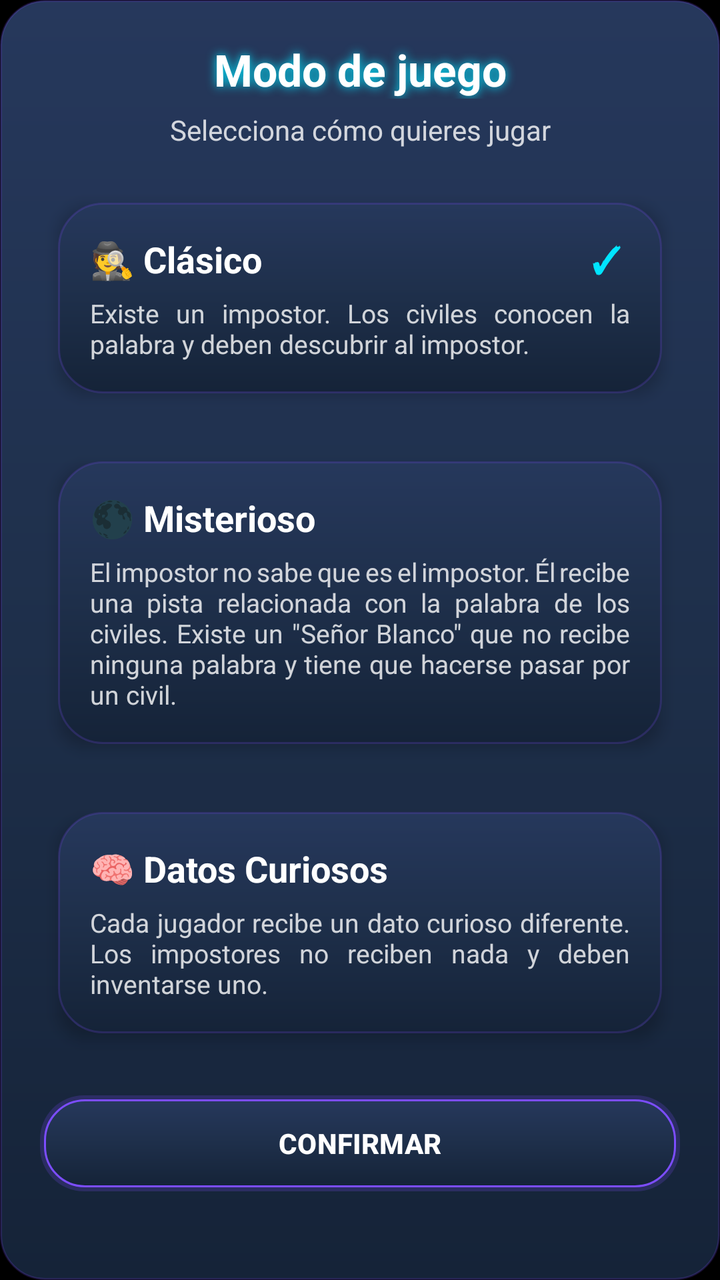
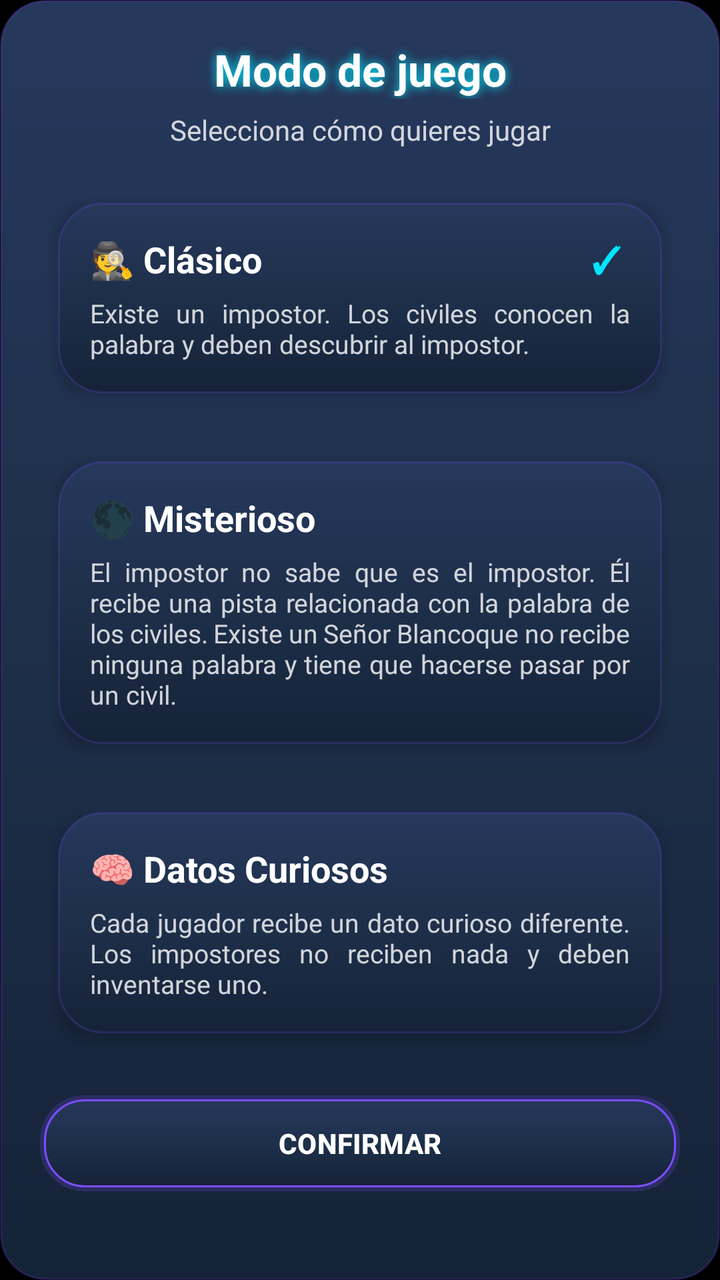

Compare the two renders of this Android layout. The source of the first and the diff that turns it into the second are given below.
<!-- AndroidManifest.xml: application theme Theme.ImpostorGame -->
<!-- res/layout/bottomsheet_select_game_mode.xml -->
<?xml version="1.0" encoding="utf-8"?>
<LinearLayout xmlns:android="http://schemas.android.com/apk/res/android"
    xmlns:app="http://schemas.android.com/apk/res-auto"
    android:id="@+id/rootBottomSheet"
    android:layout_width="match_parent"
    android:layout_height="wrap_content"
    android:orientation="vertical"
    android:padding="20dp"
    android:background="@drawable/bg_card_main">

    <TextView
        android:layout_width="match_parent"
        android:layout_height="wrap_content"
        android:layout_marginBottom="6dp"
        android:gravity="center"
        android:text="Modo de juego"
        android:textColor="@android:color/white"
        android:textSize="22sp"
        android:textStyle="bold"
        android:shadowColor="#00E5FF"
        android:shadowDx="0"
        android:shadowDy="0"
        android:shadowRadius="12" />

    <TextView
        android:layout_width="match_parent"
        android:layout_height="wrap_content"
        android:layout_marginBottom="16dp"
        android:gravity="center"
        android:text="Selecciona cómo quieres jugar"
        android:textColor="#CCFFFFFF"
        android:textSize="14sp" />

    
    <androidx.cardview.widget.CardView
        android:id="@+id/cardModoClasico"
        android:layout_width="match_parent"
        android:layout_height="wrap_content"
        android:layout_marginBottom="12dp"
        android:clickable="true"
        android:focusable="true"
        app:cardCornerRadius="16dp"
        app:cardElevation="4dp"
        app:cardUseCompatPadding="true"
        app:cardBackgroundColor="@android:color/transparent">

        <LinearLayout
            android:layout_width="match_parent"
            android:layout_height="wrap_content"
            android:orientation="vertical"
            android:padding="16dp"
            android:background="@drawable/bg_card_main">

            <LinearLayout
                android:layout_width="match_parent"
                android:layout_height="wrap_content"
                android:orientation="horizontal"
                android:gravity="center_vertical">

                <TextView
                    android:layout_width="0dp"
                    android:layout_height="wrap_content"
                    android:layout_weight="1"
                    android:text="🕵️ Clásico"
                    android:textColor="@android:color/white"
                    android:textSize="18sp"
                    android:textStyle="bold" />

                <TextView
                    android:id="@+id/iconCheckClasico"
                    android:layout_width="24dp"
                    android:layout_height="24dp"
                    android:text="✓"
                    android:textSize="18sp"
                    android:textColor="#00E5FF"
                    android:textStyle="bold"
                    android:gravity="center"
                    android:visibility="visible" />

            </LinearLayout>

            <TextView
                android:layout_width="match_parent"
                android:layout_height="wrap_content"
                android:layout_marginTop="6dp"
                android:justificationMode="inter_word"
                android:text="Existe un impostor. Los civiles conocen la palabra y deben descubrir al impostor."
                android:textColor="#CCFFFFFF"
                android:textSize="13sp" />

        </LinearLayout>
    </androidx.cardview.widget.CardView>

    
    <androidx.cardview.widget.CardView
        android:id="@+id/cardModoMisterioso"
        android:layout_width="match_parent"
        android:layout_height="wrap_content"
        android:layout_marginBottom="12dp"
        android:clickable="true"
        android:focusable="true"
        app:cardCornerRadius="16dp"
        app:cardElevation="4dp"
        app:cardUseCompatPadding="true"
        app:cardBackgroundColor="@android:color/transparent">

        <LinearLayout
            android:layout_width="match_parent"
            android:layout_height="wrap_content"
            android:orientation="vertical"
            android:padding="16dp"
            android:background="@drawable/bg_card_main">

            <LinearLayout
                android:layout_width="match_parent"
                android:layout_height="wrap_content"
                android:orientation="horizontal"
                android:gravity="center_vertical">

                <TextView
                    android:layout_width="0dp"
                    android:layout_height="wrap_content"
                    android:layout_weight="1"
                    android:text="🌑 Misterioso"
                    android:textColor="@android:color/white"
                    android:textSize="18sp"
                    android:textStyle="bold" />

                <TextView
                    android:id="@+id/iconCheckMisterioso"
                    android:layout_width="24dp"
                    android:layout_height="24dp"
                    android:text="✓"
                    android:textSize="18sp"
                    android:textColor="#00E5FF"
                    android:textStyle="bold"
                    android:gravity="center"
                    android:visibility="gone" />

            </LinearLayout>

            <TextView
                android:layout_width="match_parent"
                android:layout_height="wrap_content"
                android:justificationMode="inter_word"
                android:layout_marginTop="6dp"
                android:text="El impostor no sabe que es el impostor. Él recibe una pista relacionada con la palabra de los civiles. Existe un &quot;Señor Blanco&quot; que no recibe ninguna palabra y tiene que hacerse pasar por un civil."
                android:textColor="#CCFFFFFF"
                android:textSize="13sp" />

        </LinearLayout>
    </androidx.cardview.widget.CardView>

    
    <androidx.cardview.widget.CardView
        android:id="@+id/cardModoDatosCuriosos"
        android:layout_width="match_parent"
        android:layout_height="wrap_content"
        android:layout_marginBottom="12dp"
        android:clickable="true"
        android:focusable="true"
        app:cardCornerRadius="16dp"
        app:cardElevation="4dp"
        app:cardUseCompatPadding="true"
        app:cardBackgroundColor="@android:color/transparent">

        <LinearLayout
            android:layout_width="match_parent"
            android:layout_height="wrap_content"
            android:orientation="vertical"
            android:padding="16dp"
            android:background="@drawable/bg_card_main">

            <LinearLayout
                android:layout_width="match_parent"
                android:layout_height="wrap_content"
                android:orientation="horizontal"
                android:gravity="center_vertical">

                <TextView
                    android:layout_width="0dp"
                    android:layout_height="wrap_content"
                    android:layout_weight="1"
                    android:text="🧠 Datos Curiosos"
                    android:textColor="@android:color/white"
                    android:textSize="18sp"
                    android:textStyle="bold" />

                <TextView
                    android:id="@+id/iconCheckDatosCuriosos"
                    android:layout_width="24dp"
                    android:layout_height="24dp"
                    android:text="✓"
                    android:textSize="18sp"
                    android:textColor="#00E5FF"
                    android:textStyle="bold"
                    android:gravity="center"
                    android:visibility="gone" />

            </LinearLayout>

            <TextView
                android:layout_width="match_parent"
                android:layout_height="wrap_content"
                android:layout_marginTop="6dp"
                android:justificationMode="inter_word"
                android:text="Cada jugador recibe un dato curioso diferente. Los impostores no reciben nada y deben inventarse uno."
                android:textColor="#CCFFFFFF"
                android:textSize="13sp" />

        </LinearLayout>
    </androidx.cardview.widget.CardView>

    <Space android:layout_width="match_parent" android:layout_height="8dp" />

    <Button
        android:id="@+id/btnConfirmModo"
        android:layout_width="match_parent"
        android:layout_height="48dp"
        android:text="Confirmar"
        android:textAllCaps="true"
        android:textColor="@android:color/white"
        android:textStyle="bold"
        android:background="@drawable/btn_neon"
        android:backgroundTint="@null"
        app:backgroundTint="@null" />

    <Space android:layout_width="wrap_content" android:layout_height="60dp" />

</LinearLayout>
<!-- resources referenced by this layout -->
<resources>
  <!-- drawable bg_card_main (drawable) -->
  <?xml version="1.0" encoding="utf-8"?>
  <shape xmlns:android="http://schemas.android.com/apk/res/android">
  
      
      <gradient
          android:type="linear"
          android:angle="90"
          android:startColor="#152338"
          android:centerColor="#1E2F4A"
          android:endColor="#26385C" />
  
      
      <corners android:radius="22dp" />
  
      
      <stroke
          android:width="1dp"
          android:color="#337C4DFF" />
  </shape>
  <!-- drawable btn_neon (drawable) -->
  <?xml version="1.0" encoding="utf-8"?>
  <layer-list xmlns:android="http://schemas.android.com/apk/res/android">
  
      
      <item>
          <shape>
              <corners android:radius="22dp" />
              <solid android:color="#337C4DFF" />
          </shape>
      </item>
  
      
      <item
          android:bottom="2dp"
          android:left="2dp"
          android:right="2dp"
          android:top="2dp">
          <shape>
              <corners android:radius="20dp" />
  
              
              <gradient
                  android:angle="90"
                  android:centerColor="#1E2F4A"
                  android:endColor="#26385C"
                  android:startColor="#152338"
                  android:type="linear" />
  
              
              <stroke
                  android:width="1dp"
                  android:color="#7C4DFF" />
          </shape>
      </item>
  
  </layer-list>
  <style name="Theme.ImpostorGame" parent="Base.Theme.ImpostorGame">
          <item name="colorPrimary">#00E5FF</item>
          <item name="colorOnPrimary">#FFFFFF</item>
          <item name="android:statusBarColor">@android:color/transparent</item>
          <item name="android:windowBackground">@android:color/black</item>
      </style>
  <style name="Base.Theme.ImpostorGame" parent="Theme.Material3.DayNight.NoActionBar" />
</resources>

<!-- the commit's change to res/layout/bottomsheet_select_game_mode.xml (unified diff, before → after) -->
@@ -13,7 +13,7 @@
         android:layout_height="wrap_content"
         android:layout_marginBottom="6dp"
         android:gravity="center"
-        android:text="Modo de juego"
+        android:text="@string/mode_titulo"
         android:textColor="@android:color/white"
         android:textSize="22sp"
         android:textStyle="bold"
@@ -27,7 +27,7 @@
         android:layout_height="wrap_content"
         android:layout_marginBottom="16dp"
         android:gravity="center"
-        android:text="Selecciona cómo quieres jugar"
+        android:text="@string/mode_subtitulo"
         android:textColor="#CCFFFFFF"
         android:textSize="14sp" />
 
@@ -61,7 +61,7 @@
                     android:layout_width="0dp"
                     android:layout_height="wrap_content"
                     android:layout_weight="1"
-                    android:text="🕵️ Clásico"
+                    android:text="@string/mode_clasico_titulo"
                     android:textColor="@android:color/white"
                     android:textSize="18sp"
                     android:textStyle="bold" />
@@ -84,7 +84,7 @@
                 android:layout_height="wrap_content"
                 android:layout_marginTop="6dp"
                 android:justificationMode="inter_word"
-                android:text="Existe un impostor. Los civiles conocen la palabra y deben descubrir al impostor."
+                android:text="@string/mode_clasico_desc"
                 android:textColor="#CCFFFFFF"
                 android:textSize="13sp" />
 
@@ -121,7 +121,7 @@
                     android:layout_width="0dp"
                     android:layout_height="wrap_content"
                     android:layout_weight="1"
-                    android:text="🌑 Misterioso"
+                    android:text="@string/mode_misterioso_titulo"
                     android:textColor="@android:color/white"
                     android:textSize="18sp"
                     android:textStyle="bold" />
@@ -144,7 +144,7 @@
                 android:layout_height="wrap_content"
                 android:justificationMode="inter_word"
                 android:layout_marginTop="6dp"
-                android:text="El impostor no sabe que es el impostor. Él recibe una pista relacionada con la palabra de los civiles. Existe un &quot;Señor Blanco&quot; que no recibe ninguna palabra y tiene que hacerse pasar por un civil."
+                android:text="@string/mode_misterioso_desc"
                 android:textColor="#CCFFFFFF"
                 android:textSize="13sp" />
 
@@ -181,7 +181,7 @@
                     android:layout_width="0dp"
                     android:layout_height="wrap_content"
                     android:layout_weight="1"
-                    android:text="🧠 Datos Curiosos"
+                    android:text="@string/mode_datos_titulo"
                     android:textColor="@android:color/white"
                     android:textSize="18sp"
                     android:textStyle="bold" />
@@ -204,7 +204,7 @@
                 android:layout_height="wrap_content"
                 android:layout_marginTop="6dp"
                 android:justificationMode="inter_word"
-                android:text="Cada jugador recibe un dato curioso diferente. Los impostores no reciben nada y deben inventarse uno."
+                android:text="@string/mode_datos_desc"
                 android:textColor="#CCFFFFFF"
                 android:textSize="13sp" />
 
@@ -217,7 +217,7 @@
         android:id="@+id/btnConfirmModo"
         android:layout_width="match_parent"
         android:layout_height="48dp"
-        android:text="Confirmar"
+        android:text="@string/mode_confirmar"
         android:textAllCaps="true"
         android:textColor="@android:color/white"
         android:textStyle="bold"
<!-- resource entries referenced after the edit -->
@@ -57,6 +57,15 @@
       </item>
   
   </layer-list>
+  <string name="mode_clasico_desc">Existe un impostor. Los civiles conocen la palabra y deben descubrir al impostor.</string>
+  <string name="mode_clasico_titulo">🕵️ Clásico</string>
+  <string name="mode_confirmar">Confirmar</string>
+  <string name="mode_datos_desc">Cada jugador recibe un dato curioso diferente. Los impostores no reciben nada y deben inventarse uno.</string>
+  <string name="mode_datos_titulo">🧠 Datos Curiosos</string>
+  <string name="mode_misterioso_desc">El impostor no sabe que es el impostor. Él recibe una pista relacionada con la palabra de los civiles. Existe un "Señor Blanco" que no recibe ninguna palabra y tiene que hacerse pasar por un civil.</string>
+  <string name="mode_misterioso_titulo">🌑 Misterioso</string>
+  <string name="mode_subtitulo">Selecciona cómo quieres jugar</string>
+  <string name="mode_titulo">Modo de juego</string>
   <style name="Theme.ImpostorGame" parent="Base.Theme.ImpostorGame">
           <item name="colorPrimary">#00E5FF</item>
           <item name="colorOnPrimary">#FFFFFF</item>
